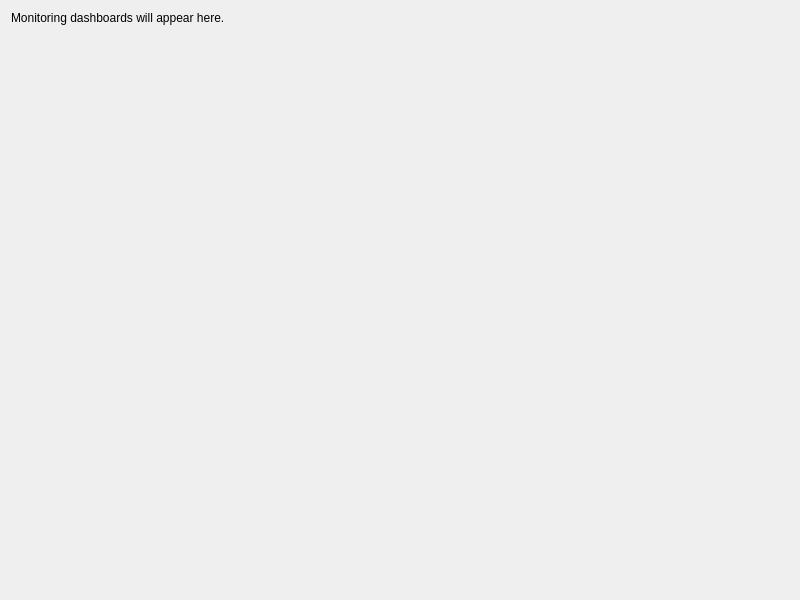
Before: the Qt Designer form gui/monitor_tab.ui in Joshua-AI-Robotics/Joshua, drawn with Qt 5.
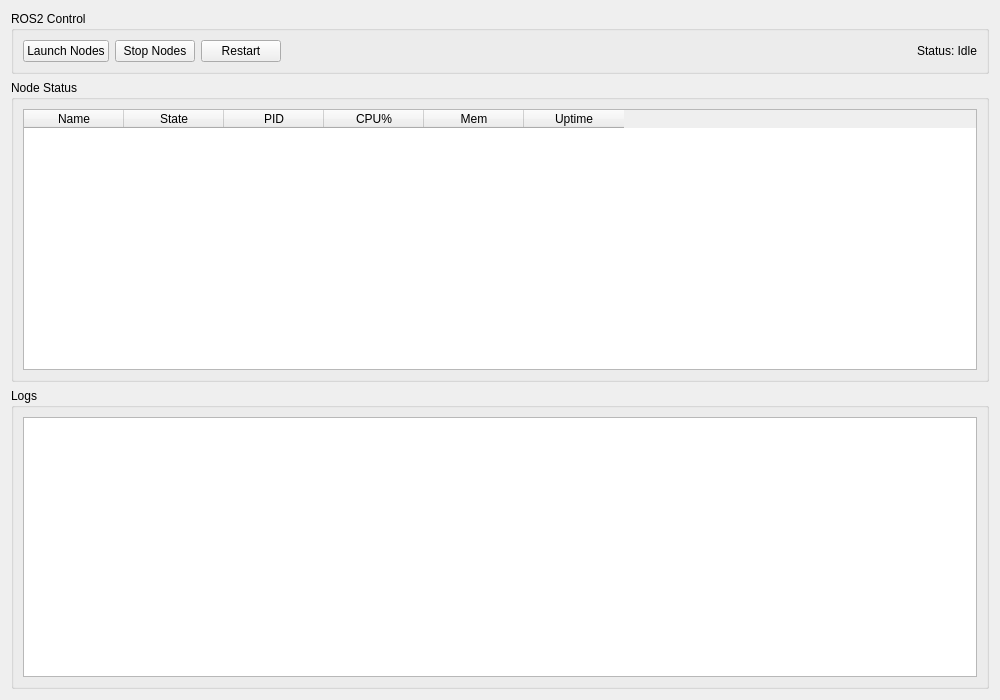
After: the same form once the commit is applied.

Commit message: monitor node updated

Patch:
```diff
--- a/gui/monitor_tab.ui
+++ b/gui/monitor_tab.ui
@@ -6,30 +6,119 @@
    <rect>
     <x>0</x>
     <y>0</y>
-    <width>800</width>
-    <height>600</height>
+    <width>1000</width>
+    <height>700</height>
    </rect>
   </property>
   <layout class="QVBoxLayout" name="verticalLayout">
    <item>
-    <widget class="QLabel" name="label">
-     <property name="text">
-      <string>Monitoring dashboards will appear here.</string>
+    <widget class="QGroupBox" name="controlGroup">
+     <property name="title">
+      <string>ROS2 Control</string>
      </property>
+     <layout class="QHBoxLayout" name="controlLayout">
+      <item>
+       <widget class="QPushButton" name="launchButton">
+        <property name="text">
+         <string>Launch Nodes</string>
+        </property>
+       </widget>
+      </item>
+      <item>
+       <widget class="QPushButton" name="stopButton">
+        <property name="text">
+         <string>Stop Nodes</string>
+        </property>
+       </widget>
+      </item>
+      <item>
+       <widget class="QPushButton" name="restartButton">
+        <property name="text">
+         <string>Restart</string>
+        </property>
+       </widget>
+      </item>
+      <item>
+       <spacer name="controlSpacer">
+        <property name="orientation">
+         <enum>Qt::Orientation::Horizontal</enum>
+        </property>
+        <property name="sizeHint" stdset="0">
+         <size>
+          <width>40</width>
+          <height>20</height>
+         </size>
+        </property>
+       </spacer>
+      </item>
+      <item>
+       <widget class="QLabel" name="statusLabel">
+        <property name="text">
+         <string>Status: Idle</string>
+        </property>
+       </widget>
+      </item>
+     </layout>
     </widget>
    </item>
    <item>
-    <spacer name="verticalSpacer">
-     <property name="orientation">
-      <enum>Qt::Vertical</enum>
+    <widget class="QGroupBox" name="nodesGroup">
+     <property name="title">
+      <string>Node Status</string>
      </property>
-     <property name="sizeHint" stdset="0">
-      <size>
-       <width>20</width>
-       <height>40</height>
-      </size>
+     <layout class="QVBoxLayout" name="nodesLayout">
+      <item>
+       <widget class="QTableWidget" name="nodeTable">
+        <column>
+         <property name="text">
+          <string>Name</string>
+         </property>
+        </column>
+        <column>
+         <property name="text">
+          <string>State</string>
+         </property>
+        </column>
+        <column>
+         <property name="text">
+          <string>PID</string>
+         </property>
+        </column>
+        <column>
+         <property name="text">
+          <string>CPU%</string>
+         </property>
+        </column>
+        <column>
+         <property name="text">
+          <string>Mem</string>
+         </property>
+        </column>
+        <column>
+         <property name="text">
+          <string>Uptime</string>
+         </property>
+        </column>
+       </widget>
+      </item>
+     </layout>
+    </widget>
+   </item>
+   <item>
+    <widget class="QGroupBox" name="logsGroup">
+     <property name="title">
+      <string>Logs</string>
      </property>
-    </spacer>
+     <layout class="QVBoxLayout" name="logsLayout">
+      <item>
+       <widget class="QTextEdit" name="logTextEdit">
+        <property name="readOnly">
+         <bool>true</bool>
+        </property>
+       </widget>
+      </item>
+     </layout>
+    </widget>
    </item>
   </layout>
  </widget>
```
The commit also changes 5 other files.
